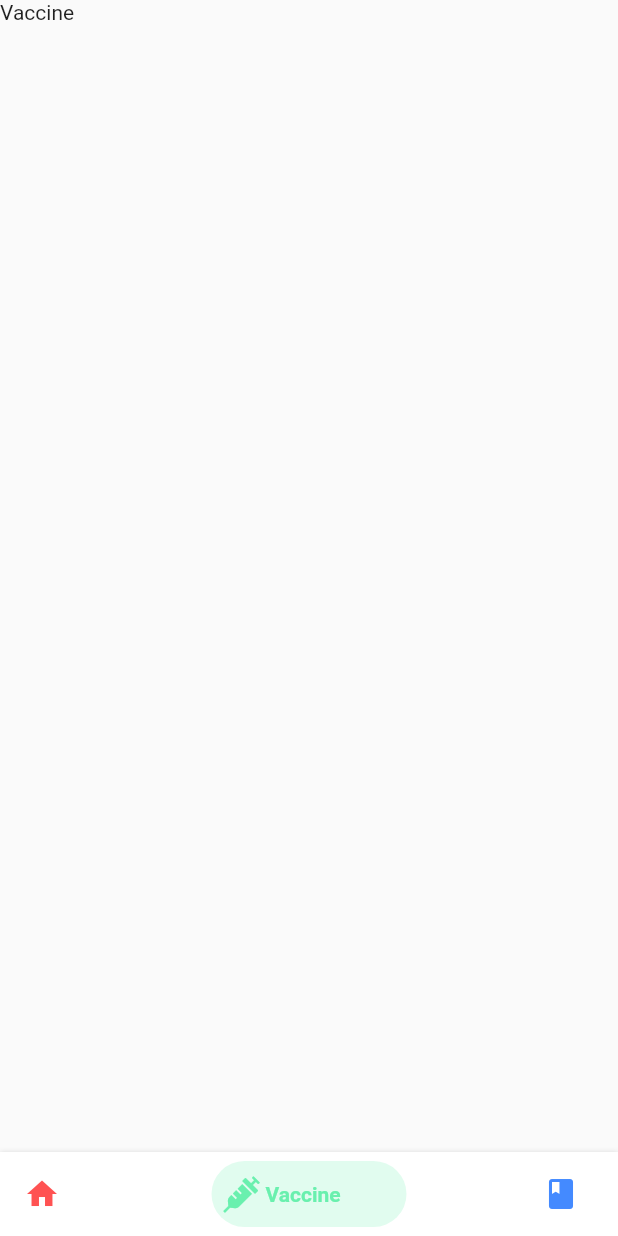
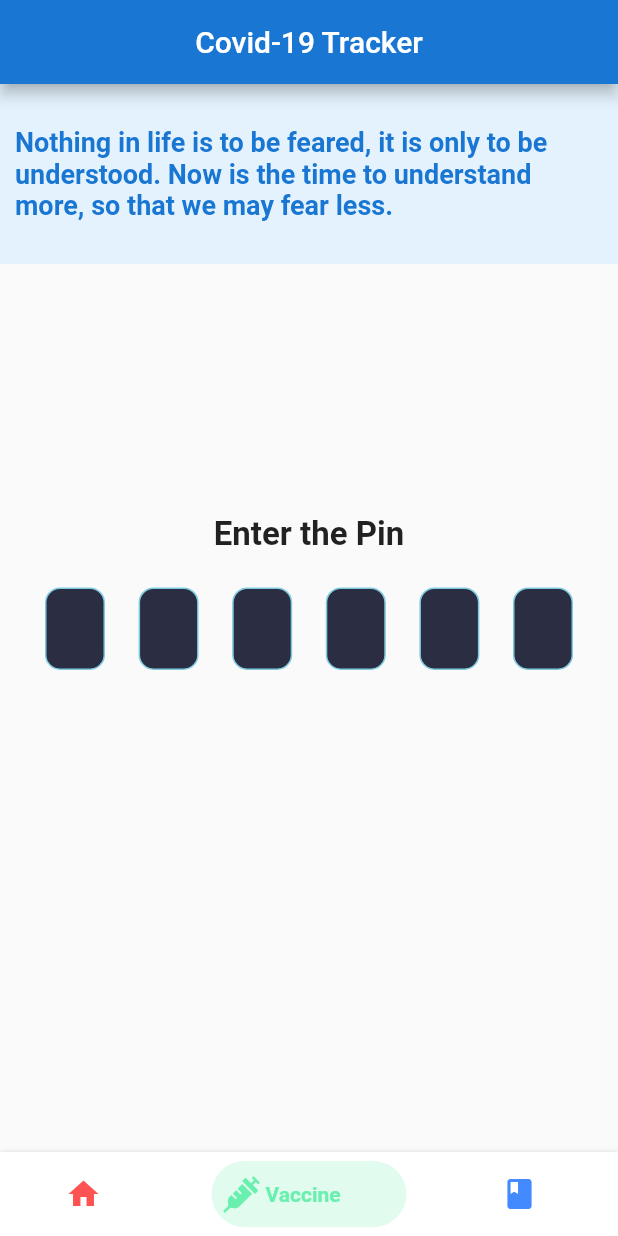
Before and after one commit to Ryan-0207/CovidTracker, a Flutter app: the screen it shows after launch, item 2 of the bottom bar chosen, on a phone screen of 412 x 824 dp. Run offline on Flutter 3.47's test engine with Material 2 defaults, Android fonts, the phone set to English and light mode, and no system bars; drawn by our look-alikes of bottom_navy_bar; our stand-ins replace font_awesome_flutter, google_fonts, pinput.

```diff
--- a/lib/HomePage.dart
+++ b/lib/HomePage.dart
@@ -7,12 +7,12 @@ import 'package:google_fonts/google_fonts.dart';
 import 'package:bottom_navy_bar/bottom_navy_bar.dart';
 import 'package:font_awesome_flutter/font_awesome_flutter.dart';
 
-class homepage extends StatefulWidget {
+class Homepage extends StatefulWidget {
   @override
-  _homepageState createState() => _homepageState();
+  _HomepageState createState() => _HomepageState();
 }
 
-class _homepageState extends State<homepage> {
+class _HomepageState extends State<Homepage> {
   Map indiadata;
   var uri = Uri.parse(
       'https://corona.lmao.ninja/v3/covid-19/countries/India?strict=true');
@@ -38,7 +38,7 @@ class _homepageState extends State<homepage> {
     super.dispose();
   }
 
-  Widget HomePage() {
+  Widget homePage() {
     return SafeArea(
       child: SingleChildScrollView(
         child: Column(
@@ -46,7 +46,7 @@ class _homepageState extends State<homepage> {
             ClipPath(
               clipper: MyClipper(),
               child: Container(
-                height: 280,
+                height: MediaQuery.of(context).size.height / 3,
                 width: double.infinity,
                 decoration: BoxDecoration(
                   gradient: LinearGradient(
@@ -61,7 +61,7 @@ class _homepageState extends State<homepage> {
                 child: Column(
                   crossAxisAlignment: CrossAxisAlignment.end,
                   children: [
-                    SizedBox(height: 30),
+                    SizedBox(height: MediaQuery.of(context).size.height / 45),
                     Expanded(
                       child: Row(
                         mainAxisAlignment: MainAxisAlignment.spaceAround,
@@ -70,12 +70,14 @@ class _homepageState extends State<homepage> {
                             padding: EdgeInsets.fromLTRB(30, 30, 30, 30),
                             child: Text(
                               'Stay Home,\n    Stay Safe',
-                              style:
-                                  TextStyle(color: Colors.white, fontSize: 25),
+                              style: TextStyle(
+                                  color: Colors.white,
+                                  fontSize: 25,
+                                  fontWeight: FontWeight.bold),
                             ),
                           ),
                           Container(
-                            width: 200,
+                            width: MediaQuery.of(context).size.width / 2,
                             decoration: BoxDecoration(
                               image: DecorationImage(
                                 fit: BoxFit.fitHeight,
@@ -91,13 +93,13 @@ class _homepageState extends State<homepage> {
                 ),
               ),
             ),
-            SizedBox(height: 30),
+            SizedBox(height: MediaQuery.of(context).size.height / 45),
             Container(
                 child: Column(children: [
               Text("INDIA",
                   style: GoogleFonts.lato(
                       fontSize: 30, fontWeight: FontWeight.bold)),
-              SizedBox(height: 10),
+              SizedBox(height: MediaQuery.of(context).size.height / 135),
               GridView(
                 shrinkWrap: true,
                 physics: NeverScrollableScrollPhysics(),
@@ -140,7 +142,7 @@ class _homepageState extends State<homepage> {
   @override
   Widget build(BuildContext context) {
     final tab = <Widget>[
-      HomePage(),
+      homePage(),
       Vaccine(),
       FAQ(),
     ];
@@ -160,6 +162,7 @@ class _homepageState extends State<homepage> {
       bottomNavigationBar: BottomNavyBar(
         selectedIndex: _currentIndex,
         showElevation: true,
+        mainAxisAlignment: MainAxisAlignment.spaceAround,
         onItemSelected: (index) => setState(() {
           _currentIndex = index;
           _pageController.animateToPage(index,
--- a/lib/Vaccine.dart
+++ b/lib/Vaccine.dart
@@ -1,15 +1,84 @@
+import 'package:covid_tracker_1/datasource.dart';
+import 'package:covid_tracker_1/search.dart';
 import 'package:flutter/material.dart';
+import 'package:pinput/pin_put/pin_put.dart';
 
 class Vaccine extends StatefulWidget {
-  Vaccine({Key key}) : super(key: key);
-
   @override
   _VaccineState createState() => _VaccineState();
 }
 
 class _VaccineState extends State<Vaccine> {
+  TextEditingController pin = TextEditingController();
+  final TextEditingController _pinPutController = TextEditingController();
+  final FocusNode _pinPutFocusNode = FocusNode();
+  final BoxDecoration pinPutDecoration = BoxDecoration(
+    color: const Color.fromRGBO(43, 46, 66, 1),
+    borderRadius: BorderRadius.circular(10.0),
+    border: Border.all(
+      color: const Color.fromRGBO(126, 203, 224, 1),
+    ),
+  );
+
   @override
   Widget build(BuildContext context) {
-    return Container(child: Text('Vaccine'));
+    return Scaffold(
+        appBar: AppBar(
+          backgroundColor: Colors.blue.shade700,
+          centerTitle: true,
+          title: Text("Covid-19 Tracker"),
+        ),
+        body: SingleChildScrollView(
+          child: Column(
+            children: [
+              Container(
+                height: 120,
+                alignment: Alignment.center,
+                padding: EdgeInsets.all(10),
+                color: Colors.blue[50],
+                child: Text(
+                  DataSource.quote,
+                  style: TextStyle(
+                      color: Colors.blue.shade700,
+                      fontWeight: FontWeight.bold,
+                      fontSize: 18),
+                ),
+              ),
+              SizedBox(height: MediaQuery.of(context).size.height / 6),
+              Padding(
+                  padding: const EdgeInsets.all(30.0),
+                  child: Column(
+                    children: [
+                      Text(
+                        "Enter the Pin",
+                        // "Check your nearest vaccination centre (Search by pin) ",
+                        style: TextStyle(
+                            fontSize: 22, fontWeight: FontWeight.bold),
+                      ),
+                      SizedBox(height: MediaQuery.of(context).size.height / 45),
+                      PinPut(
+                        fieldsCount: 6,
+                        textStyle: const TextStyle(
+                            fontSize: 25.0, color: Colors.white),
+                        eachFieldWidth: 40.0,
+                        eachFieldHeight: 55.0,
+                        focusNode: _pinPutFocusNode,
+                        controller: _pinPutController,
+                        submittedFieldDecoration: pinPutDecoration,
+                        selectedFieldDecoration: pinPutDecoration,
+                        followingFieldDecoration: pinPutDecoration,
+                        pinAnimationType: PinAnimationType.fade,
+                        onSubmit: (pin) async {
+                          Navigator.of(context).push(MaterialPageRoute(
+                              builder: (context) => Search(
+                                    pincode: pin,
+                                  )));
+                        },
+                      ),
+                    ],
+                  ))
+            ],
+          ),
+        ));
   }
 }
--- a/lib/main.dart
+++ b/lib/main.dart
@@ -7,7 +7,7 @@ void main() {
     MaterialApp(
       debugShowCheckedModeBanner: false,
       theme: ThemeData(),
-      home: homepage(),
+      home: Homepage(),
     ),
   );
 }
--- a/pubspec.yaml
+++ b/pubspec.yaml
@@ -27,6 +27,7 @@ dependencies:
   google_fonts:
   bottom_navy_bar:
   font_awesome_flutter:
+  pinput:
 
 
   # The following adds the Cupertino Icons font to your application.
```
Also changed, not shown: lib/Search.dart (added, +136 -0 lines), assets/vaccine.jpeg (added), pubspec.lock.
